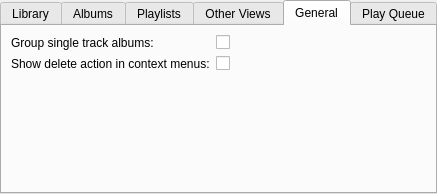
This is gui/interfacesettings.ui in polpo/cantata-mac as Qt 5 draws it before an edit. The edited form follows.
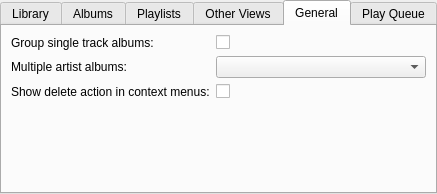
This is the edited form. The open tabs and pages were chosen to show the change.

Commit message: Add option to group albums with multiple artists under Various Artists.

```diff
--- a/gui/interfacesettings.ui
+++ b/gui/interfacesettings.ui
@@ -283,6 +283,19 @@
         </widget>
        </item>
        <item row="1" column="0">
+        <widget class="QLabel" name="groupMultipleLabel">
+         <property name="text">
+          <string>Multiple artist albums:</string>
+         </property>
+         <property name="buddy">
+          <cstring>groupMultiple</cstring>
+         </property>
+        </widget>
+       </item>
+       <item row="1" column="1">
+        <widget class="QComboBox" name="groupMultiple"/>
+       </item>
+       <item row="2" column="0">
         <widget class="QLabel" name="showDeleteActionLabel">
          <property name="text">
           <string>Show delete action in context menus:</string>
@@ -292,7 +305,7 @@
          </property>
         </widget>
        </item>
-       <item row="1" column="1">
+       <item row="2" column="1">
         <widget class="QCheckBox" name="showDeleteAction">
          <property name="text">
           <string/>
```
Left out of the diff: 1 changed line with no effect on the pictures. The commit also changes 16 other files.
